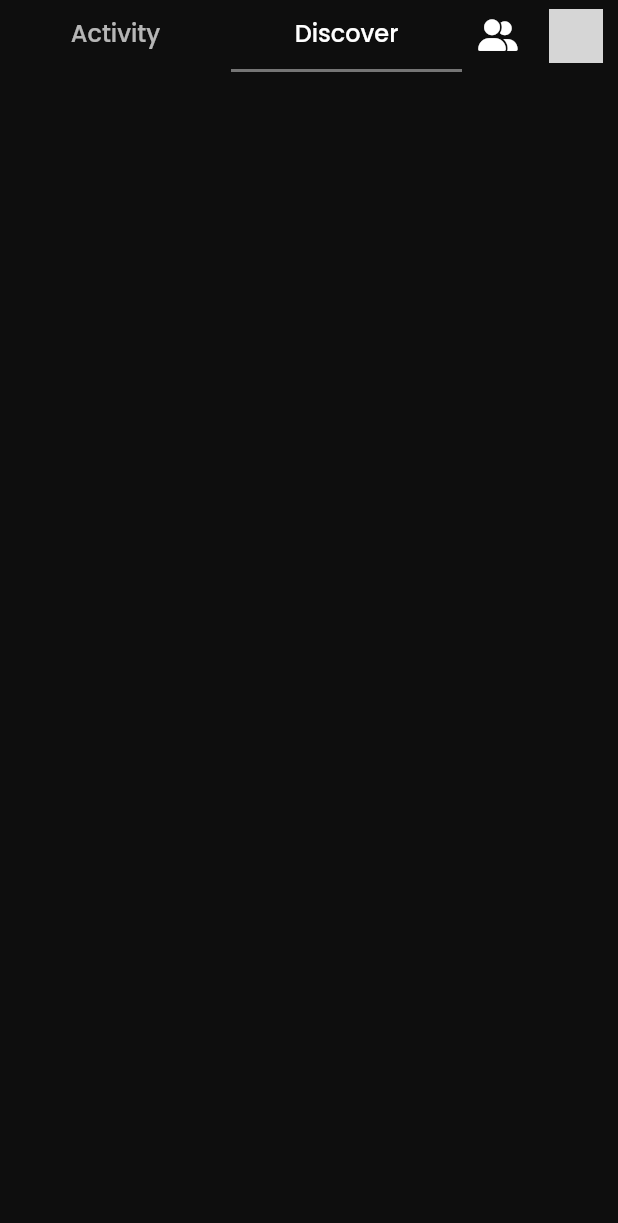
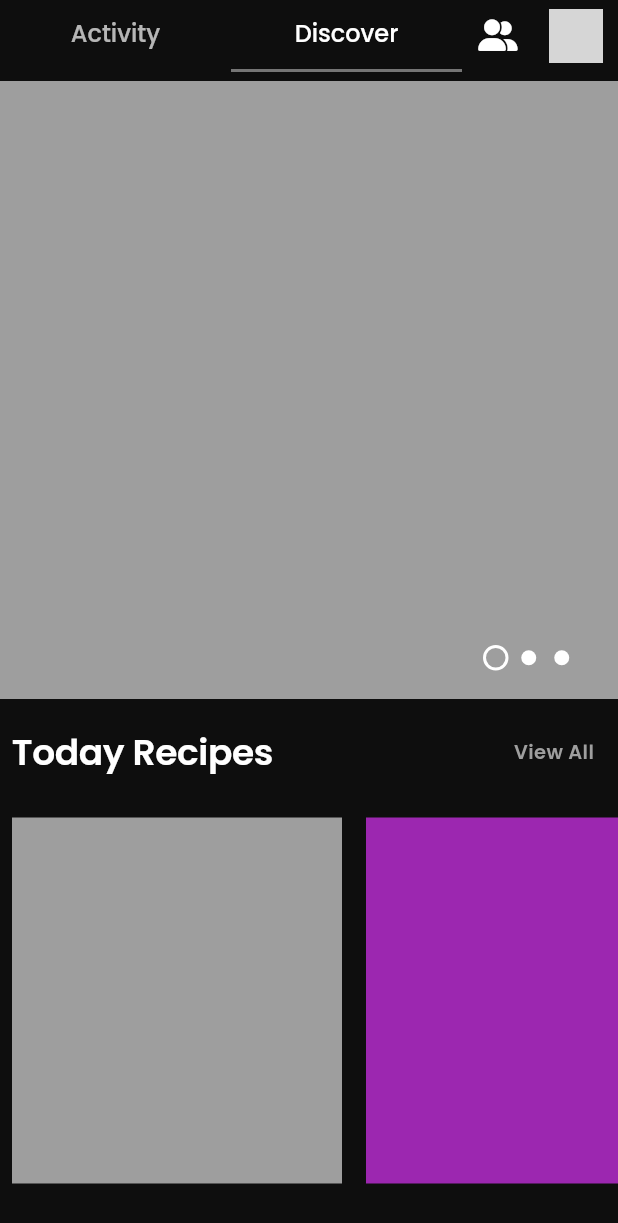
Before and after one commit to MuhammadSabah/Frisp, a Flutter app: the FeedScreen screen opened directly, tab 2 chosen, on a phone screen of 412 x 824 dp. Shown: the top 1223 px of the screen. Run offline on Flutter 3.47's test engine with Material 2 defaults, Android fonts, the phone set to English and light mode, and no system bars; drawn by our look-alikes of smooth_page_indicator; our stand-ins replace cached_network_image, cloud_firestore, dartz, equatable, firebase_auth, firebase_core and 8 more; accounts and stored records are empty; generated files the repository leaves out were written again; network calls fail; grey boxes are pictures that could not be loaded.

Commit message:
updating the feed screen and adding the discover tab.

```diff
--- a/lib/src/view/screens/feed_screen/feed_screen.dart
+++ b/lib/src/view/screens/feed_screen/feed_screen.dart
@@ -1,6 +1,7 @@
 import 'package:flutter/material.dart';
 import 'package:font_awesome_flutter/font_awesome_flutter.dart';
 import 'package:food_recipe_final/core/constants.dart';
+import 'package:food_recipe_final/src/view/screens/feed_screen/tab_bars/discover_tab.dart';
 import 'package:food_recipe_final/src/view/screens/feed_screen/tab_bars/activity_tab.dart';
 
 class FeedScreen extends StatefulWidget {
@@ -89,7 +90,7 @@ class _FeedScreenState extends State<FeedScreen>
                   controller: _tabController,
                   children: [
                     ActivityTab(),
-                    Container(),
+                    DiscoverTab(),
                   ],
                 ),
               )),
--- a/lib/src/view/screens/feed_screen/tab_bars/discover_tab.dart
+++ b/lib/src/view/screens/feed_screen/tab_bars/discover_tab.dart
@@ -0,0 +1,22 @@
+import 'package:flutter/material.dart';
+import 'package:food_recipe_final/src/view/widgets/category_list_view.dart';
+import 'package:food_recipe_final/src/view/widgets/featured_recipes_list_view.dart';
+import 'package:food_recipe_final/src/view/widgets/popular_recipes_view.dart';
+import 'package:food_recipe_final/src/view/widgets/today_recipes_list_view.dart';
+
+class DiscoverTab extends StatelessWidget {
+  const DiscoverTab({Key? key}) : super(key: key);
+
+  @override
+  Widget build(BuildContext context) {
+    return ListView(
+      scrollDirection: Axis.vertical,
+      children: [
+        FeaturedRecipesListView(),
+        TodayRecipesListView(),
+        CategoryListView(),
+        PopularRecipesListView(),
+      ],
+    );
+  }
+}
--- a/lib/src/view/screens/home_screen.dart
+++ b/lib/src/view/screens/home_screen.dart
@@ -2,7 +2,7 @@ import 'package:flutter/material.dart';
 import 'package:font_awesome_flutter/font_awesome_flutter.dart';
 import 'package:food_recipe_final/core/app_pages.dart';
 import 'package:food_recipe_final/src/providers/app_state_manager.dart';
-import 'package:food_recipe_final/src/view/screens/discover_screen.dart';
+import 'package:food_recipe_final/src/view/screens/feed_screen/tab_bars/discover_tab.dart';
 import 'package:food_recipe_final/src/view/screens/feed_screen/feed_screen.dart';
 import 'package:food_recipe_final/src/view/screens/profile_screen.dart';
 import 'package:food_recipe_final/src/view/screens/search_screen.dart/search_recipe_screen.dart';
@@ -28,9 +28,9 @@ class HomeScreen extends StatefulWidget {
 
 class _HomeScreenState extends State<HomeScreen> {
   static List<Widget> pages = [
-    const DiscoverScreen(),
+    FeedScreen(),
     const SearchRecipeScreen(),
-    FeedScreen(),
+    Container(),
     const ShoppingScreen(),
     const ProfileScreen(),
   ];
```
Also changed, not shown: lib/src/view/screens/discover_screen.dart (deleted, +0 -22 lines).
